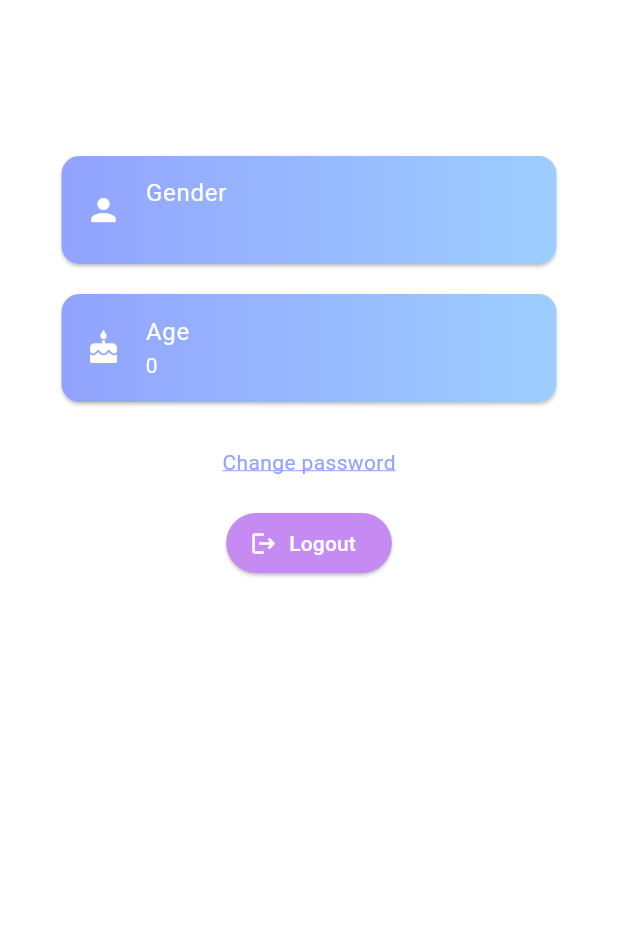
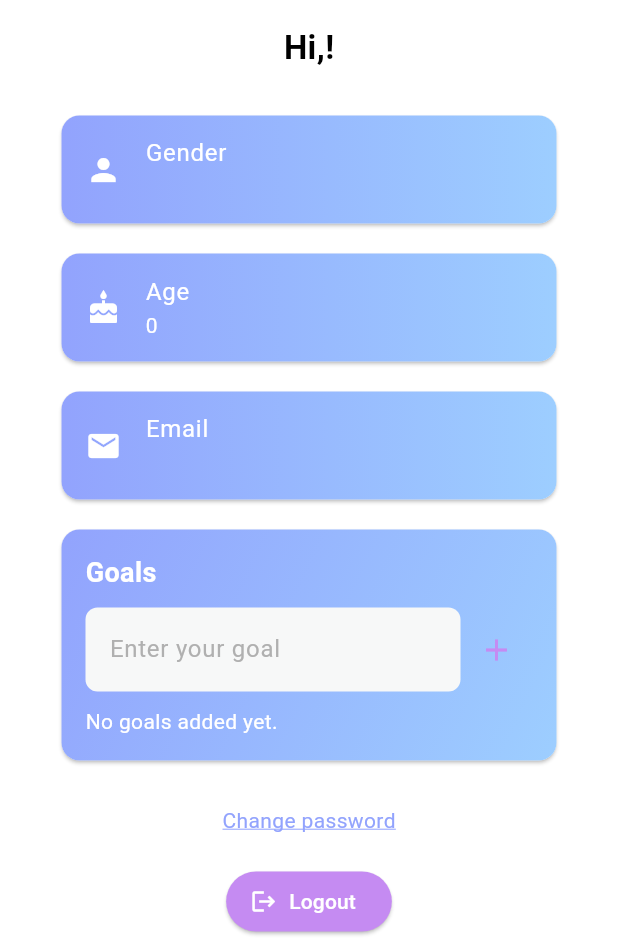
Before and after one commit to KaozhiChen/fitness_tracker_app, a Flutter app: the ProfilePage screen opened directly, on a phone screen of 412 x 824 dp, the part 288-1236 px from its top. Run offline on Flutter 3.47's test engine with Material 3 defaults, Android fonts, the phone set to English and light mode, and no system bars; our stand-ins replace fl_chart, flutter_svg, shared_preferences, sqflite; accounts and stored records are empty.

Commit message:
implement the layout of profile page

```diff
--- a/lib/pages/profile_page.dart
+++ b/lib/pages/profile_page.dart
@@ -1,4 +1,4 @@
-import 'package:fitness_tracker_app/models/user.dart';
+import 'package:fitness_tracker_app/widgets/goal_card.dart';
 import 'package:fitness_tracker_app/widgets/user_info_card.dart';
 import 'package:flutter/material.dart';
 import 'package:provider/provider.dart';
@@ -85,15 +85,15 @@ class _ProfilePageState extends State<ProfilePage> {
 
                     // user name and email
                     Text(
-                      user.username,
+                      'Hi,${user.username}!',
                       style: const TextStyle(
                           fontSize: 22, fontWeight: FontWeight.bold),
                     ),
-                    const SizedBox(height: 4),
-                    Text(
-                      user.email,
-                      style: const TextStyle(fontSize: 16, color: Colors.grey),
-                    ),
+                    // const SizedBox(height: 4),
+                    // Text(
+                    //   user.email,
+                    //   style: const TextStyle(fontSize: 16, color: Colors.grey),
+                    // ),
                     const SizedBox(height: 20),
 
                     // user informations
@@ -107,6 +107,12 @@ class _ProfilePageState extends State<ProfilePage> {
                       title: "Age",
                       subtitle: user.age.toString(),
                     ),
+                    UserInfoCard(
+                      icon: Icons.mail,
+                      title: "Email",
+                      subtitle: user.email,
+                    ),
+                    const GoalCard(),
 
                     // change password
                     const SizedBox(height: 20),
--- /dev/null
+++ b/lib/widgets/goal_card.dart
@@ -0,0 +1,135 @@
+import 'package:flutter/material.dart';
+import 'package:fitness_tracker_app/theme/colors.dart';
+
+class GoalCard extends StatefulWidget {
+  const GoalCard({super.key});
+
+  @override
+  _GoalCardState createState() => _GoalCardState();
+}
+
+class _GoalCardState extends State<GoalCard> {
+  final List<Map<String, dynamic>> _goals =
+      []; // Store goals with completion status
+  final TextEditingController _goalController = TextEditingController();
+
+  void _addGoal() {
+    if (_goalController.text.isNotEmpty) {
+      setState(() {
+        _goals.add({"text": _goalController.text, "completed": false});
+      });
+      _goalController.clear();
+    }
+  }
+
+  void _toggleGoalCompletion(int index) {
+    setState(() {
+      _goals[index]["completed"] = !_goals[index]["completed"];
+    });
+  }
+
+  void _removeGoal(int index) {
+    setState(() {
+      _goals.removeAt(index);
+    });
+  }
+
+  @override
+  Widget build(BuildContext context) {
+    return Card(
+      margin: const EdgeInsets.symmetric(vertical: 10, horizontal: 25),
+      shape: RoundedRectangleBorder(borderRadius: BorderRadius.circular(12)),
+      child: Container(
+        decoration: BoxDecoration(
+          gradient: const LinearGradient(
+            colors: [primary, secondary], // Background gradient color
+            begin: Alignment.topLeft,
+            end: Alignment.bottomRight,
+          ),
+          borderRadius: BorderRadius.circular(12),
+        ),
+        padding: const EdgeInsets.all(16.0),
+        child: Column(
+          crossAxisAlignment: CrossAxisAlignment.start,
+          children: [
+            const Text(
+              'Goals',
+              style: TextStyle(
+                fontSize: 18,
+                fontWeight: FontWeight.bold,
+                color: white,
+              ),
+            ),
+            const SizedBox(height: 10),
+            // Input field to add new goal
+            Row(
+              children: [
+                Expanded(
+                  child: TextField(
+                    controller: _goalController,
+                    decoration: InputDecoration(
+                      filled: true,
+                      fillColor: bgTextField,
+                      hintText: 'Enter your goal',
+                      hintStyle: const TextStyle(color: labelColor),
+                      border: OutlineInputBorder(
+                        borderRadius: BorderRadius.circular(8.0),
+                        borderSide: BorderSide.none,
+                      ),
+                    ),
+                    style: const TextStyle(color: black),
+                  ),
+                ),
+                IconButton(
+                  icon: const Icon(Icons.add, color: thirdColor),
+                  onPressed: _addGoal,
+                ),
+              ],
+            ),
+            const SizedBox(height: 10),
+            // Display the list of goals
+            _goals.isEmpty
+                ? const Text(
+                    'No goals added yet.',
+                    style: TextStyle(color: white),
+                  )
+                : ListView.builder(
+                    shrinkWrap: true,
+                    itemCount: _goals.length,
+                    itemBuilder: (context, index) {
+                      return ListTile(
+                        contentPadding: EdgeInsets.zero,
+                        leading: IconButton(
+                          icon: Icon(
+                            _goals[index]["completed"]
+                                ? Icons.check_circle
+                                : Icons.radio_button_unchecked,
+                            color: _goals[index]["completed"]
+                                ? Colors.green
+                                : fourthColor,
+                          ),
+                          onPressed: () => _toggleGoalCompletion(index),
+                        ),
+                        title: Text(
+                          _goals[index]["text"],
+                          style: TextStyle(
+                              color: white,
+                              decoration: _goals[index]["completed"]
+                                  ? TextDecoration.lineThrough
+                                  : TextDecoration.none,
+                              decorationColor: Colors.grey[600]),
+                        ),
+                        trailing: IconButton(
+                          icon: const Icon(Icons.delete_forever_rounded,
+                              color: Colors.red),
+                          onPressed: () => _removeGoal(index),
+                        ),
+                      );
+                    },
+                  ),
+          ],
+        ),
+      ),
+    );
+  }
+}
```
